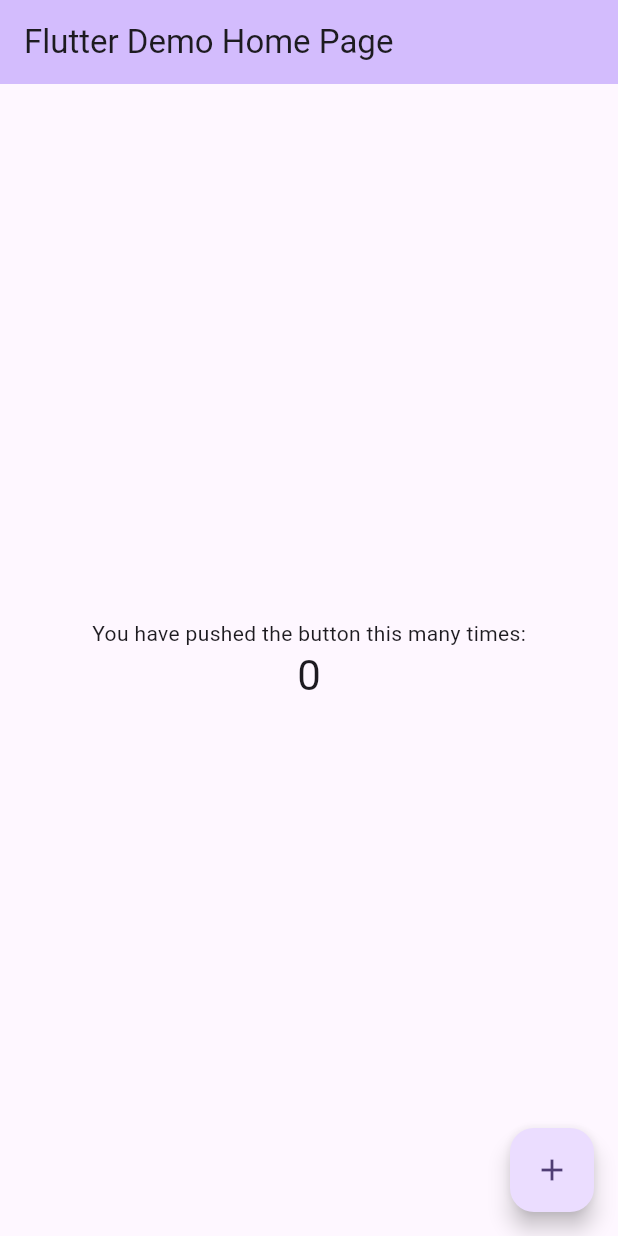
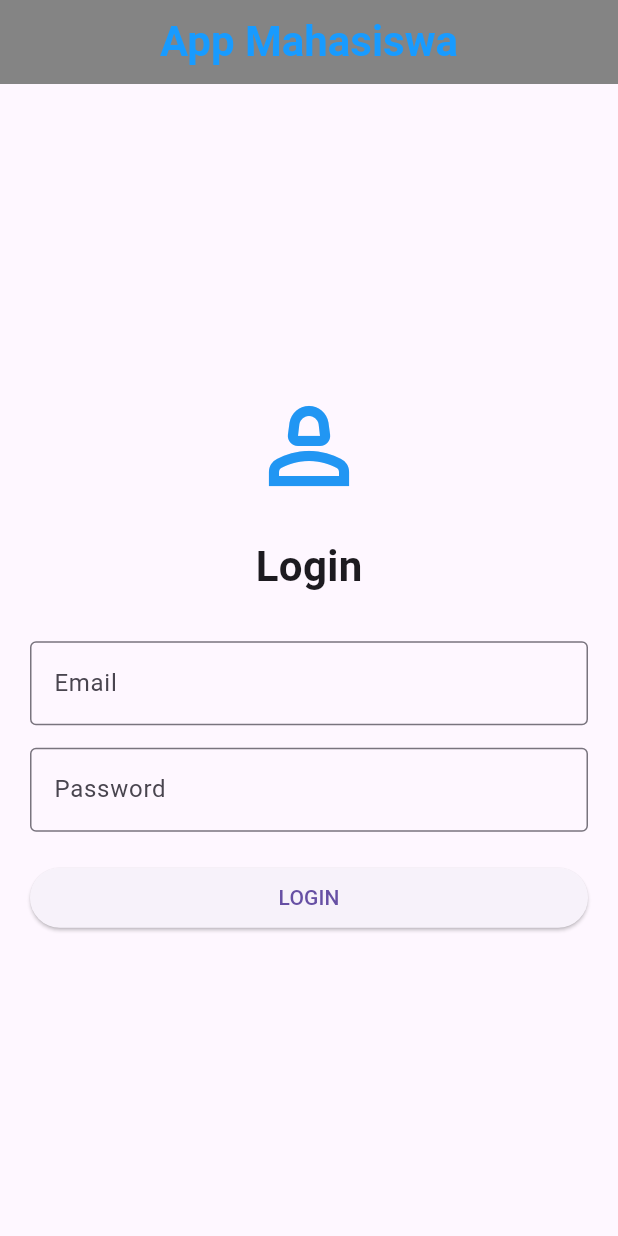
Before and after one commit to Adyl-Pandu/utsmobile, a Flutter app: the screen it shows after launch, on a phone screen of 412 x 824 dp. Run offline on Flutter 3.47's test engine with Material 3 defaults, Android fonts, the phone set to English and light mode, and no system bars.

Commit message:
bikin halama login

```diff
--- a/soal2_profi_app/analysis_options.yaml
+++ b/soal2_profi_app/analysis_options.yaml
@@ -13,6 +13,11 @@ analyzer:
   exclude:
     - build/**
     - android/**
+    - ios/**
+    - web/**
+    - windows/**
+    - macos/**
+    - linux/**
 
 linter:
   # The lint rules applied to this project can be customized in the
--- /dev/null
+++ b/soal2_profi_app/lib/login.dart
@@ -0,0 +1,81 @@
+import 'package:flutter/material.dart';
+
+
+class LoginPage extends StatelessWidget {
+  const LoginPage({super.key});
+
+  @override
+  Widget build(BuildContext context) {
+    return Scaffold(
+      body: Padding(
+        padding: const EdgeInsets.all(20),
+        child: Column(
+          mainAxisAlignment: MainAxisAlignment.center,
+          children: [
+            const Icon(
+              Icons.person_2_outlined,
+              size: 80,
+              color: Colors.blue,
+            ),
+
+            const SizedBox(height: 20),
+
+            const Text(
+              'Login',
+              style: TextStyle(
+                fontSize: 28,
+                fontWeight: FontWeight.bold,
+              ),
+            ),
+
+            const SizedBox(height: 30),
+
+            const TextField(
+              decoration: InputDecoration(
+                labelText: 'Email',
+                border: OutlineInputBorder(),
+              ),
+            ),
+
+            const SizedBox(height: 15),
+
+            const TextField(
+              obscureText: true,
+              decoration: InputDecoration(
+                labelText: 'Password',
+                border: OutlineInputBorder(),
+              ),
+            ),
+
+            const SizedBox(height: 20),
+
+            SizedBox(
+              width: double.infinity,
+              child: ElevatedButton(
+                onPressed: () {
+                  Navigator.push(
+                    context,
+                    MaterialPageRoute(
+                      builder: (context) => const Scaffold(
+                        body: Center(
+                          child: Text(
+                            'Success',
+                            style: TextStyle(
+                              fontSize: 30,
+                              fontWeight: FontWeight.bold,
+                            ),
+                          ),
+                        ),
+                      ),
+                    ),
+                  );
+                },
+                child: const Text('LOGIN'),
+              ),
+            ),
+          ],
+        ),
+      ),
+    );
+  }
+}
--- a/soal2_profi_app/lib/main.dart
+++ b/soal2_profi_app/lib/main.dart
@@ -1,4 +1,5 @@
-import 'package:material_ui/material_ui.dart';
+import 'package:flutter/material.dart';
+import 'login.dart';
 
 void main() {
   runApp(const MyApp());
@@ -7,115 +8,25 @@ void main() {
 class MyApp extends StatelessWidget {
   const MyApp({super.key});
 
-  // This widget is the root of your application.
   @override
   Widget build(BuildContext context) {
     return MaterialApp(
-      title: 'Flutter Demo',
-      theme: ThemeData(
-        // This is the theme of your application.
-        //
-        // TRY THIS: Try running your application with "flutter run". You'll see
-        // the application has a purple toolbar. Then, without quitting the app,
-        // try changing the seedColor in the colorScheme below to Colors.green
-        // and then invoke "hot reload" (save your changes or press the "hot
-        // reload" button in a Flutter-supported IDE, or press "r" if you used
-        // the command line to start the app).
-        //
-        // Notice that the counter didn't reset back to zero; the application
-        // state is not lost during the reload. To reset the state, use hot
-        // restart instead.
-        //
-        // This works for code too, not just values: Most code changes can be
-        // tested with just a hot reload.
-        colorScheme: .fromSeed(seedColor: Colors.deepPurple),
-      ),
-      home: const MyHomePage(title: 'Flutter Demo Home Page'),
-    );
-  }
-}
-
-class MyHomePage extends StatefulWidget {
-  const MyHomePage({super.key, required this.title});
-
-  // This widget is the home page of your application. It is stateful, meaning
-  // that it has a State object (defined below) that contains fields that affect
-  // how it looks.
-
-  // This class is the configuration for the state. It holds the values (in this
-  // case the title) provided by the parent (in this case the App widget) and
-  // used by the build method of the State. Fields in a Widget subclass are
-  // always marked "final".
-
-  final String title;
-
-  @override
-  State<MyHomePage> createState() => _MyHomePageState();
-}
-
-class _MyHomePageState extends State<MyHomePage> {
-  int _counter = 0;
-
-  void _incrementCounter() {
-    setState(() {
-      // This call to setState tells the Flutter framework that something has
-      // changed in this State, which causes it to rerun the build method below
-      // so that the display can reflect the updated values. If we changed
-      // _counter without calling setState(), then the build method would not be
-      // called again, and so nothing would appear to happen.
-      _counter++;
-    });
-  }
-
-  @override
-  Widget build(BuildContext context) {
-    // This method is rerun every time setState is called, for instance as done
-    // by the _incrementCounter method above.
-    //
-    // The Flutter framework has been optimized to make rerunning build methods
-    // fast, so that you can just rebuild anything that needs updating rather
-    // than having to individually change instances of widgets.
-    return Scaffold(
-      appBar: AppBar(
-        // TRY THIS: Try changing the color here to a specific color (to
-        // Colors.amber, perhaps?) and trigger a hot reload to see the AppBar
-        // change color while the other colors stay the same.
-        backgroundColor: Theme.of(context).colorScheme.inversePrimary,
-        // Here we take the value from the MyHomePage object that was created by
-        // the App.build method, and use it to set our appbar title.
-        title: Text(widget.title),
-      ),
-      body: Center(
-        // Center is a layout widget. It takes a single child and positions it
-        // in the middle of the parent.
-        child: Column(
-          // Column is also a layout widget. It takes a list of children and
-          // arranges them vertically. By default, it sizes itself to fit its
-          // children horizontally, and tries to be as tall as its parent.
-          //
-          // Column has various properties to control how it sizes itself and
-          // how it positions its children. Here we use mainAxisAlignment to
-          // center the children vertically; the main axis here is the vertical
-          // axis because Columns are vertical (the cross axis would be
-          // horizontal).
-          //
-          // TRY THIS: Invoke "debug painting" (choose the "Toggle Debug Paint"
-          // action in the IDE, or press "p" in the console), to see the
-          // wireframe for each widget.
-          mainAxisAlignment: .center,
-          children: [
-            const Text('You have pushed the button this many times:'),
-            Text(
-              '$_counter',
-              style: Theme.of(context).textTheme.headlineMedium,
+      debugShowCheckedModeBanner: false,
+      home: Scaffold(
+        appBar: AppBar(
+          backgroundColor: Color.fromARGB(255, 132, 132, 132),
+          title: const Center(
+            child: Text(
+              'App Mahasiswa',
+              style: TextStyle(
+                color: Color.fromARGB(255, 24, 155, 255),
+                fontSize: 28,
+                fontWeight: FontWeight.bold,
+              ),
             ),
-          ],
+          ),
         ),
-      ),
-      floatingActionButton: FloatingActionButton(
-        onPressed: _incrementCounter,
-        tooltip: 'Increment',
-        child: const Icon(Icons.add),
+        body: const LoginPage(),
       ),
     );
   }
```
Also changed, not shown: 104 other files.
